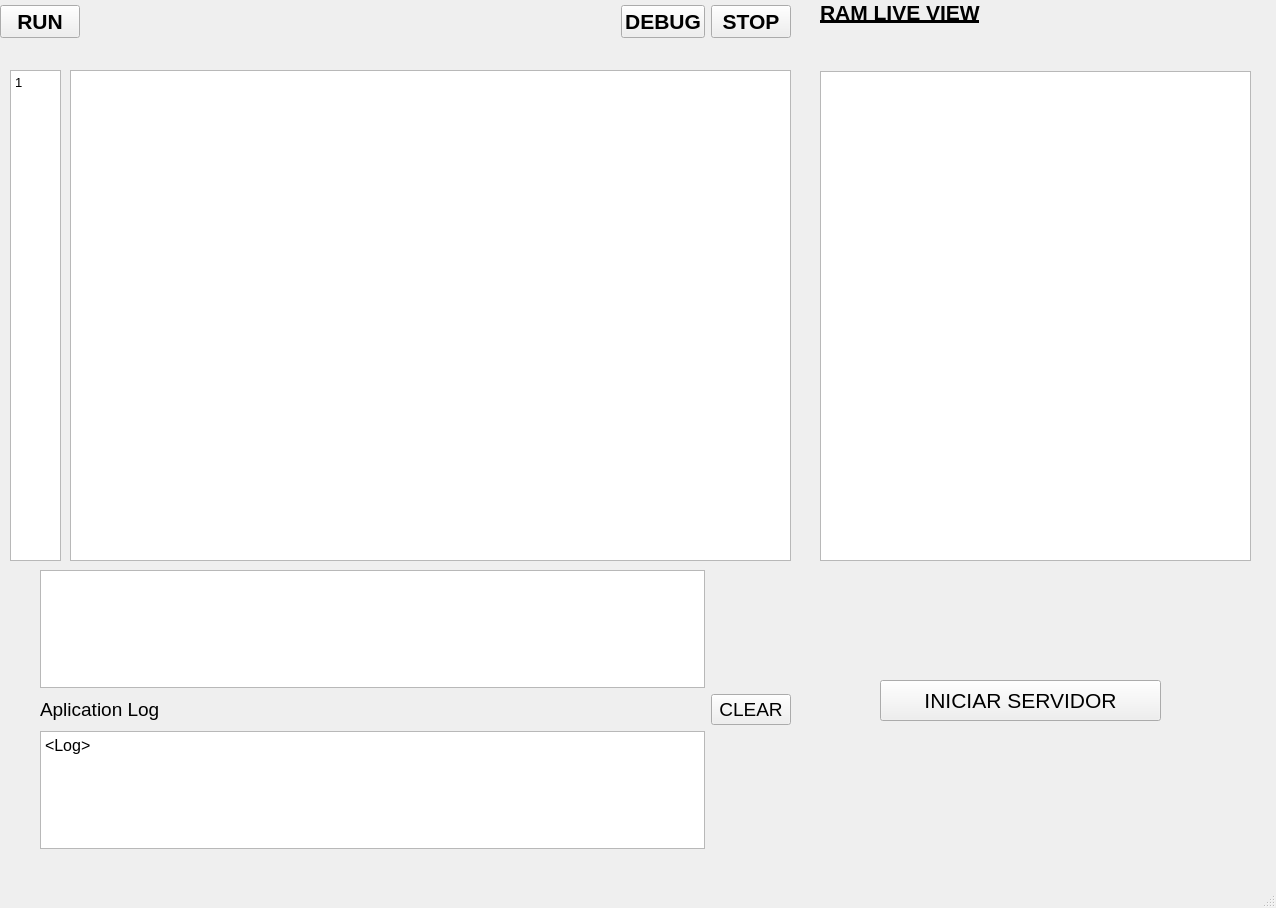
Before: the Qt Designer form Proyecto_1_Qt/mainwindow.ui in JanM10/Proyecto_1_Qt, drawn with Qt 5.
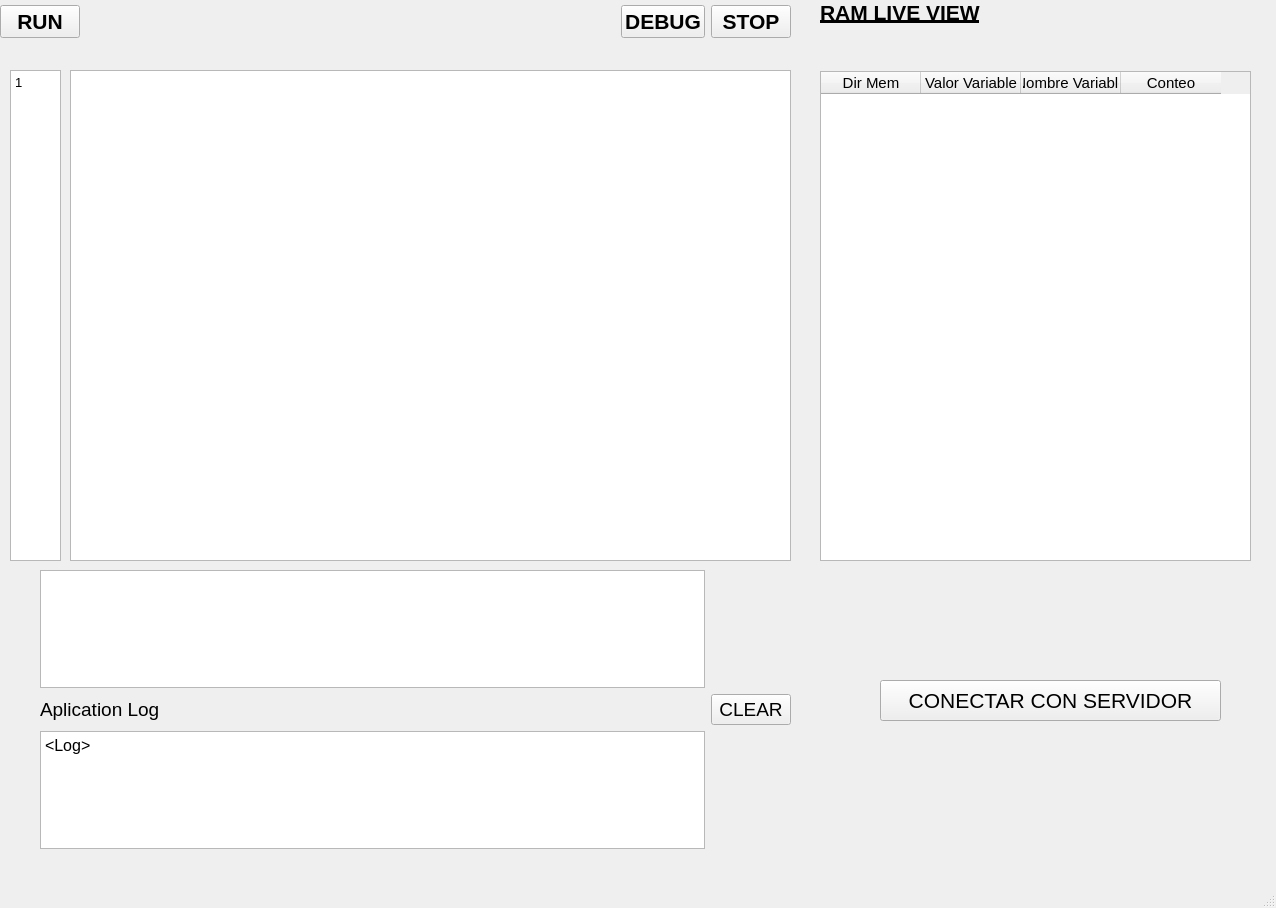
After: the same form once the commit is applied.

```diff
--- a/Proyecto_1_Qt/mainwindow.ui
+++ b/Proyecto_1_Qt/mainwindow.ui
@@ -274,7 +274,33 @@
       </spacer>
      </item>
      <item>
-      <widget class="QListWidget" name="listaRAM"/>
+      <widget class="QTableWidget" name="tablaRAM">
+       <property name="font">
+        <font>
+         <pointsize>11</pointsize>
+        </font>
+       </property>
+       <column>
+        <property name="text">
+         <string>Dir Mem</string>
+        </property>
+       </column>
+       <column>
+        <property name="text">
+         <string>Valor Variable</string>
+        </property>
+       </column>
+       <column>
+        <property name="text">
+         <string>Nombre Variable</string>
+        </property>
+       </column>
+       <column>
+        <property name="text">
+         <string>Conteo</string>
+        </property>
+       </column>
+      </widget>
      </item>
     </layout>
    </widget>
@@ -283,7 +309,7 @@
      <rect>
       <x>880</x>
       <y>680</y>
-      <width>281</width>
+      <width>341</width>
       <height>41</height>
      </rect>
     </property>
@@ -293,7 +319,7 @@
      </font>
     </property>
     <property name="text">
-     <string>INICIAR SERVIDOR</string>
+     <string>CONECTAR CON SERVIDOR</string>
     </property>
    </widget>
   </widget>
```
Left out of the diff: 2 changed lines with no effect on the pictures.
